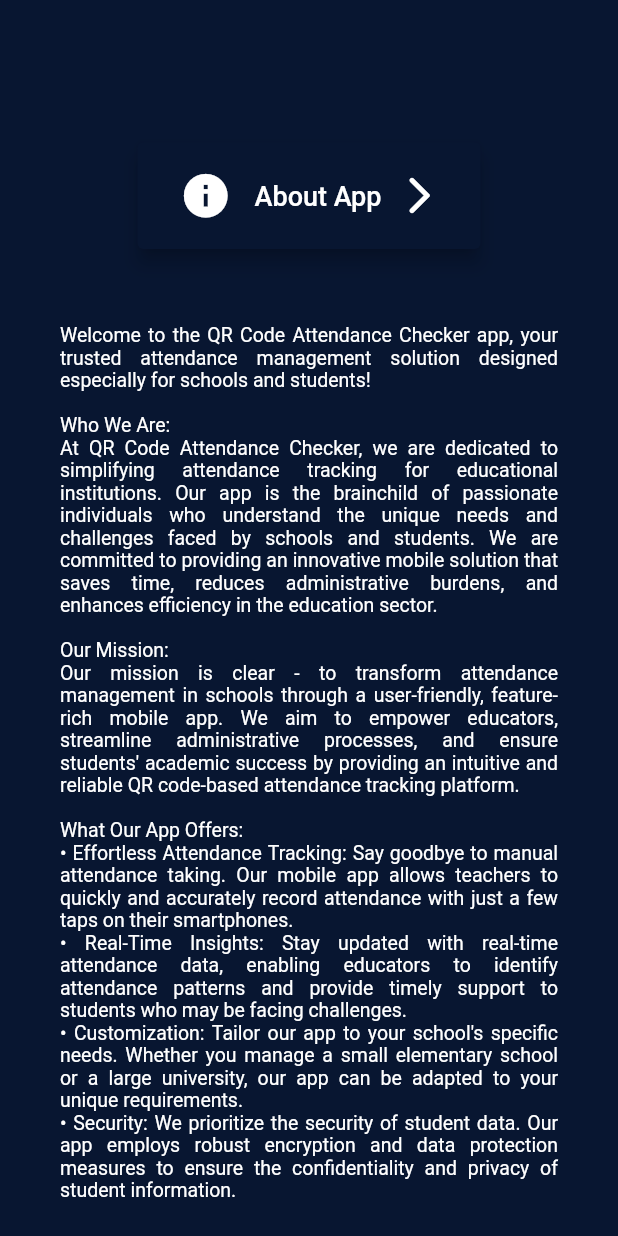
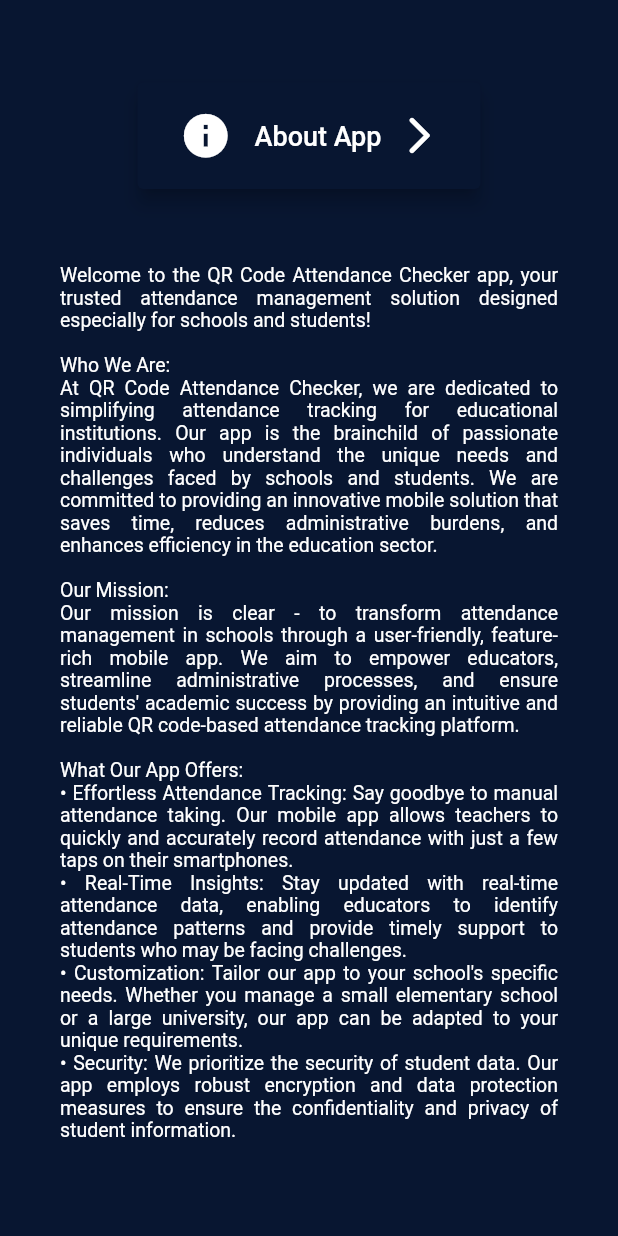
Before and after one commit to Amawers/attendify, a Flutter app: the AboutApp screen opened directly, on a phone screen of 412 x 824 dp. Run offline on Flutter 3.47's test engine with Material 2 defaults, Android fonts, the phone set to English and light mode, and no system bars; missing offline and left inert: mobile_scanner.

Commit message:
adjust top margins

```diff
--- a/lib/pages/about_app.dart
+++ b/lib/pages/about_app.dart
@@ -19,7 +19,7 @@ class AboutApp extends StatelessWidget {
 
               children: [
                Container(
-                margin: const EdgeInsets.only(top: 80,),
+                margin: const EdgeInsets.only(top: 40,),
                ),
 
                ElevatedButton.icon(
--- a/lib/pages/privacy.dart
+++ b/lib/pages/privacy.dart
@@ -19,7 +19,7 @@ class Privacy extends StatelessWidget {
 
               children: [
                Container(
-                margin: const EdgeInsets.only(top: 80,),
+                margin: const EdgeInsets.only(top: 40,),
                ),
 
                ElevatedButton.icon(
--- a/lib/pages/settings_page.dart
+++ b/lib/pages/settings_page.dart
@@ -1,4 +1,5 @@
 import 'package:flutter/material.dart';
+import 'package:my_app/pages/manage_account.dart';
 // import 'package:my_app/core/notifiers.dart';
 
 class SettingsPage extends StatelessWidget {
@@ -83,7 +84,9 @@ class CenteredMarginContainer extends  StatelessWidget{
               child: Material(
                 color: Colors.transparent,
                 child: InkWell(
-                  onTap: () {},
+                  onTap: () {
+
+                  },
                 )
               )
             )
```
